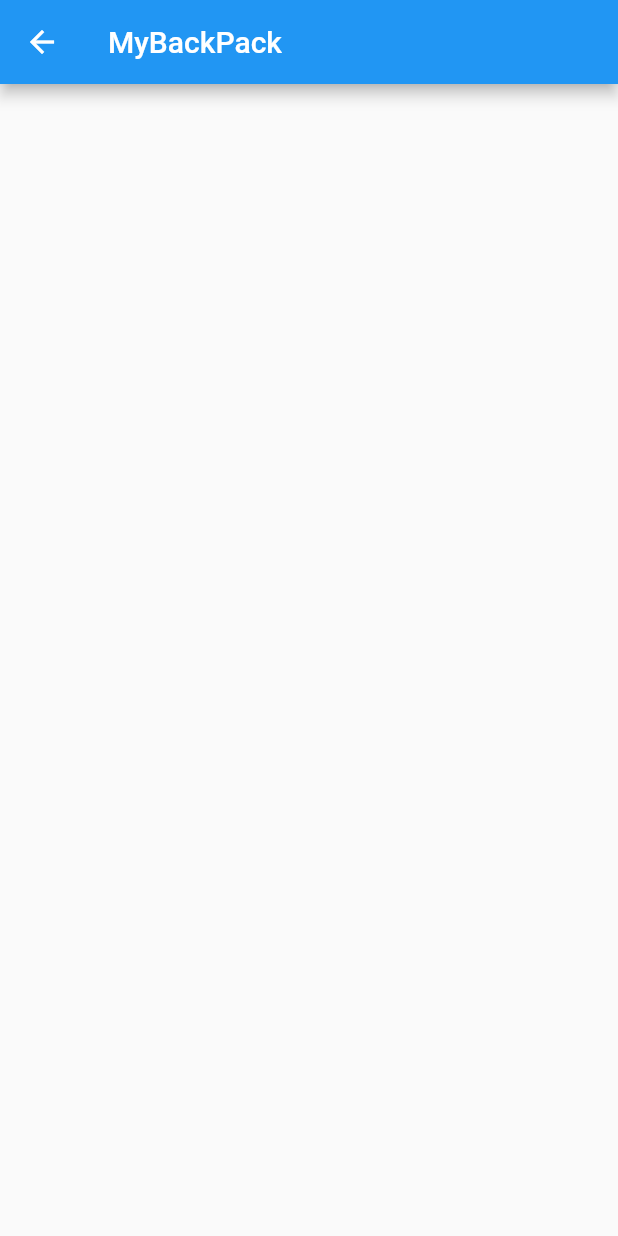
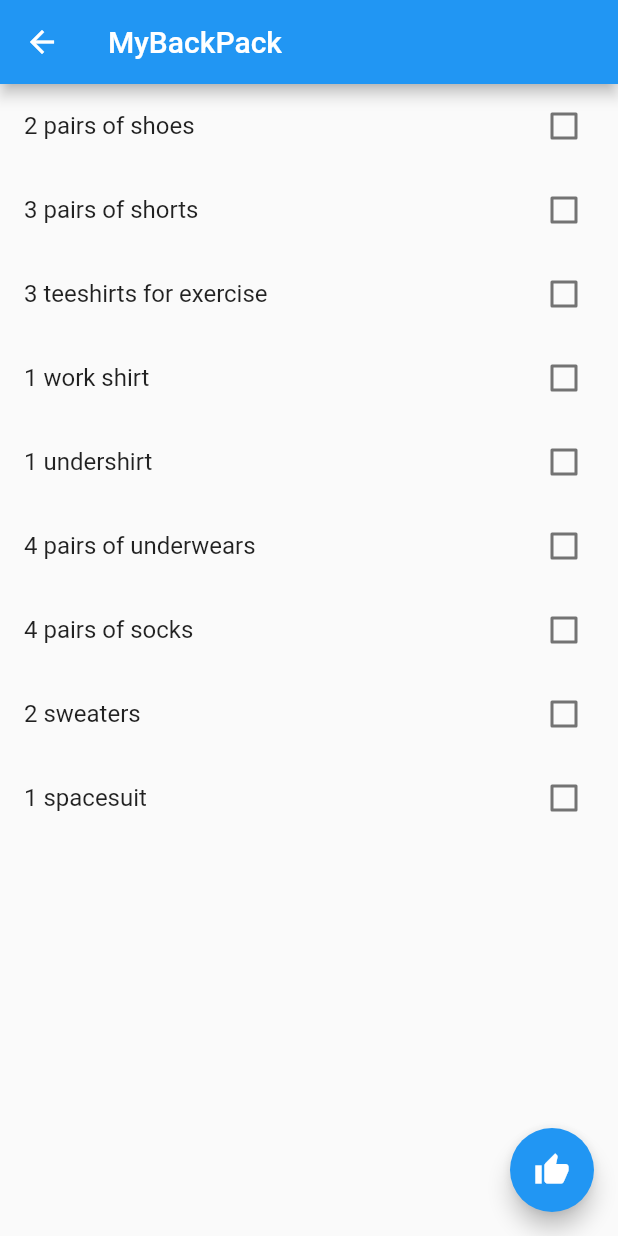
Before and after one commit to Ifavhoney/NasaChallenge, a Flutter app: the BackPack screen opened directly, on a phone screen of 412 x 824 dp. Run offline on Flutter 3.47's test engine with Material 2 defaults, Android fonts, the phone set to English and light mode, and no system bars.

Commit message:
Completes Level 2

```diff
--- a/lib/backpack.dart
+++ b/lib/backpack.dart
@@ -9,12 +9,104 @@ class BackPack extends StatefulWidget {
 }
 
 class _BackPackState extends State<BackPack> {
+  int i = 0;
+
+  List<String> selectedItems = [];
+
+  final List<String> items = [
+    "2 pairs of shoes",
+    "3 pairs of shorts",
+    "3 teeshirts for exercise",
+    "1 work shirt",
+    "1 undershirt",
+    "4 pairs of underwears",
+    "4 pairs of socks",
+    "2 sweaters",
+    "1 spacesuit"
+  ];
+
   @override
   Widget build(BuildContext context) {
+    Icon icon = Icon(Icons.check_circle_outline);
+
     return Scaffold(
       appBar: AppBar(
         title: Text("MyBackPack"),
       ),
+      body: ListView.builder(
+        itemCount: items.length,
+        itemBuilder: (BuildContext context, int i) {
+          return CheckboxListTile(
+            title: Text(items[i]),
+            //wether checked or not
+            value: selectedItems.contains(items[i]),
+            onChanged: (bool isSelected) {
+              //if it's clicked add to list
+              //Adds to array
+              setState(() {
+                //if it doesn't exist in our second array add it
+                if (!selectedItems.contains(items[i])) {
+                  selectedItems.add(items[i]);
+                } else {
+                  //it already exists and therefore is doubled clicked
+                  selectedItems.remove(items[i]);
+                }
+              });
+            },
+          );
+
+          /*
+          My Version
+          return Material(
+            //Background
+            borderRadius: BorderRadius.circular(10),
+            elevation: 10,
+            child: Container(
+              child: Card(
+                child: CheckboxListTile(
+                  title: Text(
+                    items[i],
+                  ),
+                  //Wether this checkbox is checked
+                  value: selectedItems.contains(items[i]),
+                  onChanged: (bool isSelected) {
+                    setState(() {
+                      if (!selectedItems.contains(items[i])) {
+                        selectedItems.add(items[i]);
+                      } else {
+                        selectedItems.remove(items[i]);
+                        print("Removed @ i  $i");
+                      }
+                    });
+                  },
+                ),
+              ),
+              width: MediaQuery.of(context).size.width,
+              height: MediaQuery.of(context).size.height / 10,
+              decoration: BoxDecoration(
+                  color: Colors.grey.shade100,
+                  borderRadius: BorderRadius.circular(10),
+                  boxShadow: [
+                    BoxShadow(
+                        color: Colors.red.shade500,
+                        offset: Offset(0.0, 10.0),
+                        //the higher the blurRadius, the more the shadow
+                        blurRadius: 40,
+                        spreadRadius: 4)
+                  ]),
+            ),
+          );
+*/
+        },
+      ),
+      floatingActionButton: FloatingActionButton(
+        child: Icon(Icons.thumb_up),
+        onPressed: () {
+          if (selectedItems.length == items.length) {
+            print("We can go to the next page!");
+          }
+        },
+      ),
     );
   }
 }
```
